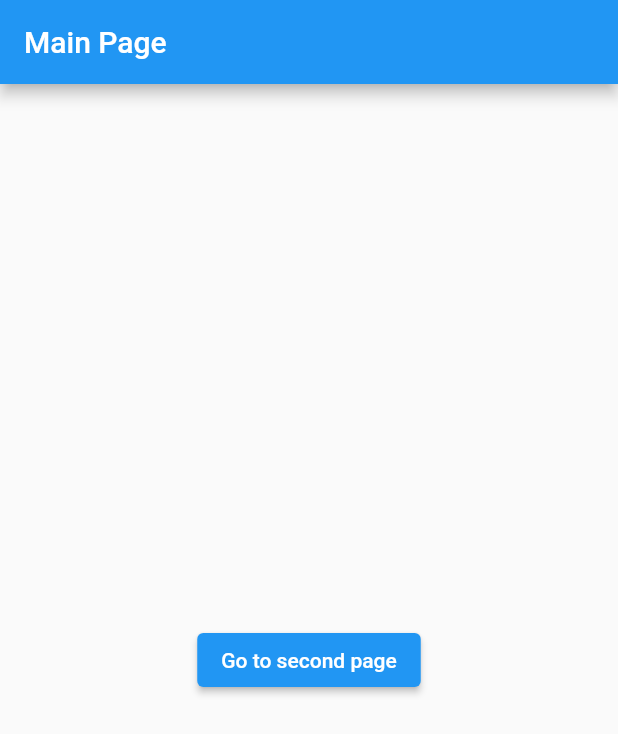
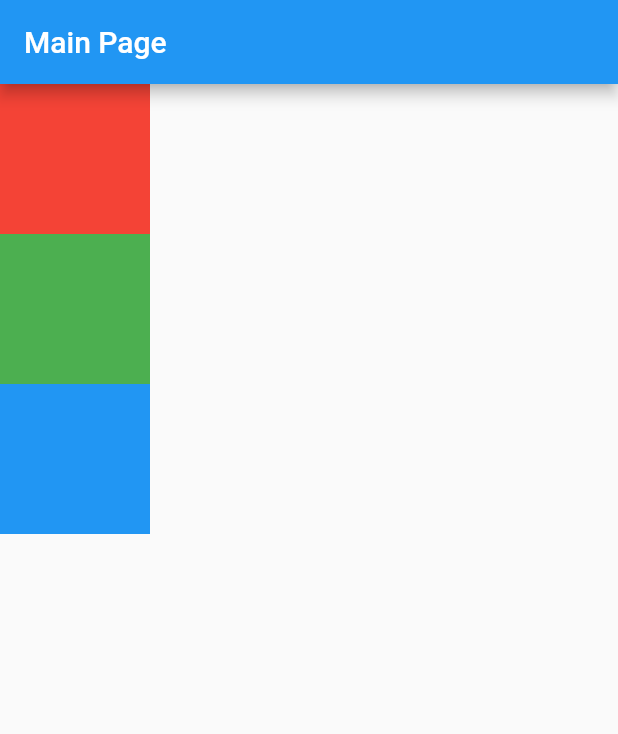
Before and after one commit to putranurf/hello-flutter, a Flutter app: the MainPage screen opened directly, on a phone screen of 412 x 824 dp. Shown: the top 734 px of the screen. Run offline on Flutter 3.47's test engine with Material 2 defaults, Android fonts, the phone set to English and light mode, and no system bars.

```diff
--- a/lib/main.dart
+++ b/lib/main.dart
@@ -2,6 +2,7 @@ import 'dart:math';
 
 import 'package:flutter/material.dart';
 import 'package:hello_flutter/login_page.dart';
+import 'package:hello_flutter/main_page.dart';
 
 void main() {
   // runApp(const RowColumn());
@@ -17,7 +18,8 @@ void main() {
   // runApp(const MultiPageNavigationApp());
   // runApp(const AppBarExampleApp());
   // runApp(const CardWidgetApp());
-  runApp(const TextFieldWidgetApp());
+  // runApp(const TextFieldWidgetApp());
+  runApp(const MediaQueryApp());
 }
 
 // class TextApp extends StatelessWidget {
@@ -737,58 +739,69 @@ void main() {
 //   }
 // }
 
-class TextFieldWidgetApp extends StatefulWidget {
-  const TextFieldWidgetApp({super.key});
+// class TextFieldWidgetApp extends StatefulWidget {
+//   const TextFieldWidgetApp({super.key});
 
-  @override
-  State<TextFieldWidgetApp> createState() => _TextFieldWidgetAppState();
-}
+//   @override
+//   State<TextFieldWidgetApp> createState() => _TextFieldWidgetAppState();
+// }
 
-class _TextFieldWidgetAppState extends State<TextFieldWidgetApp> {
-  TextEditingController controller = TextEditingController();
+// class _TextFieldWidgetAppState extends State<TextFieldWidgetApp> {
+//   TextEditingController controller = TextEditingController();
+
+//   @override
+//   Widget build(BuildContext context) {
+//     return MaterialApp(
+//       home: Scaffold(
+//         appBar: AppBar(title: Text("TextField Widget")),
+//         body: Container(
+//           margin: EdgeInsets.all(25),
+//           child: Column(
+//             mainAxisAlignment: MainAxisAlignment.spaceAround,
+//             children: <Widget>[
+//               TextField(
+//                 maxLength: 5,
+//                 decoration: InputDecoration(
+//                   // icon: Icon(Icons.people),
+//                   fillColor: Colors.lightBlue[50],
+//                   filled: true,
+//                   prefixIcon: Icon(Icons.people_alt),
+//                   // suffix: Container(
+//                   //   width: 5,
+//                   //   height: 5,
+//                   //   color: Colors.red,
+//                   // ),
+//                   // prefixText: "Username",
+//                   // prefixStyle: TextStyle(color: Colors.blue),
+//                   // labelText: "Username",
+//                   // labelStyle: TextStyle(color: Colors.blue),
+//                   // hintText: "Username isi disini",
+//                   // hintStyle: TextStyle(color: Colors.blue, fontSize: 12),
+//                   border: OutlineInputBorder(
+//                     borderRadius: BorderRadius.circular(10),
+//                   ),
+//                 ),
+//                 onChanged: (value) {
+//                   setState(() {});
+//                 },
+//                 controller: controller,
+//               ),
+//               Text(controller.text)
+//             ],
+//           ),
+//         ),
+//       ),
+//     );
+//   }
+// }
+
+class MediaQueryApp extends StatelessWidget {
+  const MediaQueryApp({super.key});
 
   @override
   Widget build(BuildContext context) {
     return MaterialApp(
-      home: Scaffold(
-        appBar: AppBar(title: Text("TextField Widget")),
-        body: Container(
-          margin: EdgeInsets.all(25),
-          child: Column(
-            mainAxisAlignment: MainAxisAlignment.spaceAround,
-            children: <Widget>[
-              TextField(
-                maxLength: 5,
-                decoration: InputDecoration(
-                  // icon: Icon(Icons.people),
-                  fillColor: Colors.lightBlue[50],
-                  filled: true,
-                  prefixIcon: Icon(Icons.people_alt),
-                  // suffix: Container(
-                  //   width: 5,
-                  //   height: 5,
-                  //   color: Colors.red,
-                  // ),
-                  // prefixText: "Username",
-                  // prefixStyle: TextStyle(color: Colors.blue),
-                  // labelText: "Username",
-                  // labelStyle: TextStyle(color: Colors.blue),
-                  // hintText: "Username isi disini",
-                  // hintStyle: TextStyle(color: Colors.blue, fontSize: 12),
-                  border: OutlineInputBorder(
-                    borderRadius: BorderRadius.circular(10),
-                  ),
-                ),
-                onChanged: (value) {
-                  setState(() {});
-                },
-                controller: controller,
-              ),
-              Text(controller.text)
-            ],
-          ),
-        ),
-      ),
+      home: MainPage(),
     );
   }
 }
--- a/lib/main_page.dart
+++ b/lib/main_page.dart
@@ -8,18 +8,45 @@ class MainPage extends StatelessWidget {
   Widget build(BuildContext context) {
     return Scaffold(
       appBar: AppBar(title: Text("Main Page")),
-      body: Center(
-        child: ElevatedButton(
-          onPressed: () {
-            Navigator.push(context, MaterialPageRoute(
-              builder: (context) {
-                return SecondPage();
-              },
-            ));
-          },
-          child: Text("Go to second page"),
-        ),
-      ),
+      // body: Center(
+      //   child: ElevatedButton(
+      //     onPressed: () {
+      //       Navigator.push(context, MaterialPageRoute(
+      //         builder: (context) {
+      //           return SecondPage();
+      //         },
+      //       ));
+      //     },
+      //     child: Text("Go to second page"),
+      //   ),
+      // ),
+      body: (MediaQuery.of(context).orientation == Orientation.portrait)
+          ? Column(
+              children: generateContainers,
+            )
+          : Row(
+              children: generateContainers,
+            ),
     );
   }
+
+  List<Widget> get generateContainers {
+    return <Widget>[
+      Container(
+        width: 100,
+        height: 100,
+        color: Colors.red,
+      ),
+      Container(
+        width: 100,
+        height: 100,
+        color: Colors.green,
+      ),
+      Container(
+        width: 100,
+        height: 100,
+        color: Colors.blue,
+      ),
+    ];
+  }
 }
```
